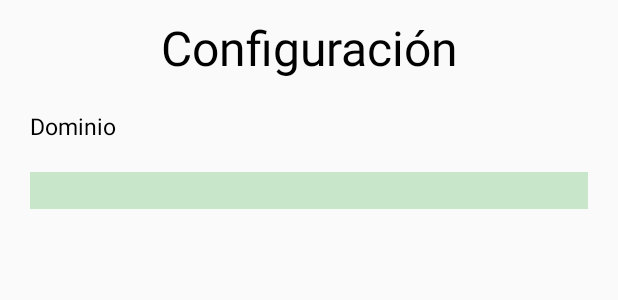
After one commit to FelipeVelasquez1802/SCFE-android, an Android app: the layout dialog_settings.xml on its own in the app's theme, with its tools: preview values and no code run, on a phone screen of 412 x 824 dp. The commit adds this screen. Shown: the top 300 px of the screen. Run offline under Robolectric (Android 15) with nearby library versions, the phone set to English and light mode, and no system bars; network calls fail.

Commit message:
Se agrega menú de configuración para que se pueda modificar el dominio

```diff
--- a/SCFE/app/src/main/java/com/diegoasencio/scfe/activities/FormularioInterconectadoRedActivity.java
+++ b/SCFE/app/src/main/java/com/diegoasencio/scfe/activities/FormularioInterconectadoRedActivity.java
@@ -5,7 +5,6 @@ import android.os.Bundle;
 import android.view.View;
 import android.widget.AdapterView;
 import android.widget.ArrayAdapter;
-import android.widget.EditText;
 import android.widget.Spinner;
 import android.widget.TextView;
 import android.widget.Toast;
@@ -17,7 +16,7 @@ import com.android.volley.VolleyError;
 import com.android.volley.toolbox.StringRequest;
 import com.android.volley.toolbox.Volley;
 import com.diegoasencio.scfe.R;
-import com.diegoasencio.scfe.interfaces.initials;
+import com.diegoasencio.scfe.interfaces.Initials;
 import com.diegoasencio.scfe.objects.City;
 import com.diegoasencio.scfe.objects.General;
 import com.diegoasencio.scfe.objects.Panel;
@@ -25,7 +24,7 @@ import com.diegoasencio.scfe.objects.State;
 import com.diegoasencio.scfe.objects.Station;
 import com.diegoasencio.scfe.tools.Constant;
 
-public class FormularioInterconectadoRedActivity extends AppCompatActivity implements initials, AdapterView.OnItemSelectedListener {
+public class FormularioInterconectadoRedActivity extends AppCompatActivity implements Initials, AdapterView.OnItemSelectedListener {
 
     private General general;
     private State[] states;
--- a/SCFE/app/src/main/java/com/diegoasencio/scfe/dialogs/HelpDialog.java
+++ b/SCFE/app/src/main/java/com/diegoasencio/scfe/dialogs/HelpDialog.java
@@ -8,7 +8,6 @@ import android.os.Bundle;
 import android.support.annotation.NonNull;
 import android.support.annotation.Nullable;
 import android.support.v4.app.DialogFragment;
-import android.view.LayoutInflater;
 import android.view.View;
 
 import com.diegoasencio.scfe.R;
--- a/SCFE/app/src/main/java/com/diegoasencio/scfe/interfaces/initials.java
+++ b/SCFE/app/src/main/java/com/diegoasencio/scfe/interfaces/Initials.java
@@ -1,6 +1,6 @@
 package com.diegoasencio.scfe.interfaces;
 
-public interface initials {
+public interface Initials {
 
     void initElements();
     void initObjects();
--- a/SCFE/app/src/main/java/com/diegoasencio/scfe/tools/Constant.java
+++ b/SCFE/app/src/main/java/com/diegoasencio/scfe/tools/Constant.java
@@ -4,7 +4,7 @@ import com.google.gson.Gson;
 
 public class Constant {
 
-    public static final String URL_DOMAIN = "http://192.168.0.28:8000/";
+    public static String URL_DOMAIN = "http://192.168.0.28:8000/";
     public static final String URL_STATE = "departamentos/";
     public static final String URL_GENERAL = "general/";
     public static final Gson GSON = new Gson();
--- /dev/null
+++ b/SCFE/app/src/main/res/layout/dialog_settings.xml
@@ -0,0 +1,28 @@
+<?xml version="1.0" encoding="utf-8"?>
+<RelativeLayout xmlns:android="http://schemas.android.com/apk/res/android"
+    android:layout_width="match_parent"
+    android:layout_height="wrap_content">
+
+    <TextView
+        android:id="@+id/textview_title"
+        style="@style/TextViewCustom.Title"
+        android:text="@string/settings"
+        android:textAlignment="center"
+        android:textColor="@android:color/black" />
+
+    <TextView
+        android:id="@+id/textview_subtitle"
+        style="@style/TextViewCustom.Item"
+        android:layout_below="@id/textview_title"
+        android:layout_weight="1"
+        android:text="@string/domain"
+        android:textColor="@android:color/black" />
+
+    <EditText
+        android:id="@+id/edittext_domain"
+        style="@style/EditText"
+        android:layout_below="@id/textview_subtitle"
+        android:layout_weight="1"
+        android:textColor="@android:color/black" />
+
+</RelativeLayout>
--- /dev/null
+++ b/SCFE/app/src/main/res/menu/menu_tools.xml
@@ -0,0 +1,6 @@
+<?xml version="1.0" encoding="utf-8"?>
+<menu xmlns:android="http://schemas.android.com/apk/res/android">
+    <item
+        android:id="@+id/menu_settings"
+        android:title="@string/settings" />
+</menu>
--- a/SCFE/app/src/main/res/values/strings.xml
+++ b/SCFE/app/src/main/res/values/strings.xml
@@ -7,4 +7,7 @@
     <string name="creditos">Desarrollado por @diegoasencio96</string>
     <string name="help">Ayuda</string>
     <string name="back">Atras</string>
+    <string name="settings">Configuración</string>
+    <string name="domain">Dominio</string>
+    <string name="ok">Confirmar</string>
 </resources>
```
Also changed, not shown: SCFE/app/src/main/java/com/diegoasencio/scfe/activities/MenuPrincipalActivity.java (+32 -5 lines), SCFE/app/src/main/java/com/diegoasencio/scfe/dialogs/SettingsDialog.java (added, +92 -0 lines), SCFE/app/src/main/java/com/diegoasencio/scfe/interfaces/AlertDialogListener.java (added, +9 -0 lines).
